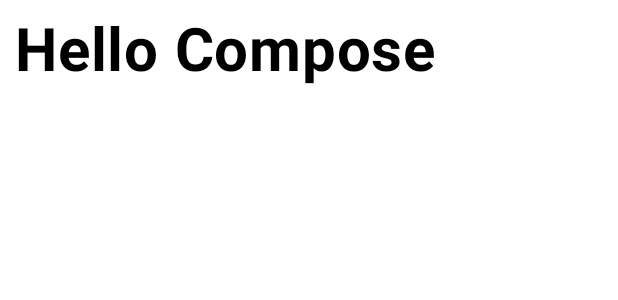
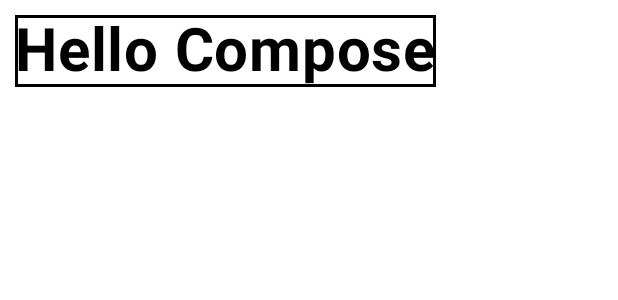
Before and after one commit to ZolotkoVal/ModifierDemo, an Android app built with Jetpack Compose: the @Preview function DefaultPreview, on a phone screen of 412 x 824 dp. Shown: the top 300 px of the screen. Run offline under Robolectric (Android 15) with nearby library versions, the phone set to English and light mode, and no system bars.

Commit message:
Add border after padding

```diff
--- a/app/src/main/java/com/example/modifierdemo/MainActivity.kt
+++ b/app/src/main/java/com/example/modifierdemo/MainActivity.kt
@@ -4,6 +4,8 @@ import android.os.Bundle
 import androidx.activity.ComponentActivity
 import androidx.activity.compose.setContent
 import androidx.activity.enableEdgeToEdge
+import androidx.compose.foundation.border
+import androidx.compose.ui.graphics.Color
 import androidx.compose.foundation.layout.fillMaxSize
 import androidx.compose.foundation.layout.padding
 import androidx.compose.material3.Scaffold
@@ -32,7 +34,9 @@ class MainActivity : ComponentActivity() {
 
 @Composable
 fun DemoScreen(modifier: Modifier = Modifier) {
-    val mymodifier = Modifier.padding(all = 10.dp)
+    val mymodifier = Modifier
+        .padding(all = 10.dp)
+        .border(width = 2.dp, color = Color.Black)
     Text("Hello Compose", modifier = modifier.then(mymodifier), fontSize = 40.sp, fontWeight = FontWeight.Bold)
 }
 
```
